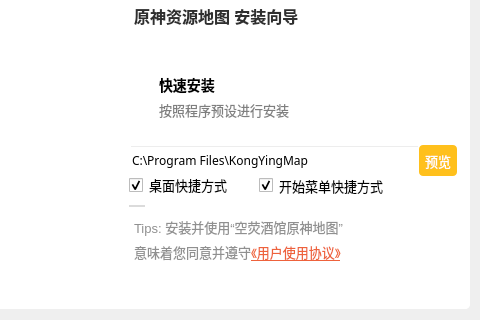
First picture: the form in Form Files/tianli_widget.ui, repository Sallee1/KongYing_Installer, before the edit; both pictures show x 261 to 741 and y 105 to 425 of the 741 by 425 pixel window.
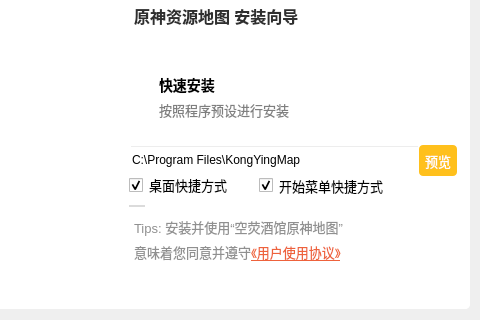
Second picture: the form after the edit. The open tabs and pages were chosen to show the change. Icons and pictures are not drawn.

Commit message: fix:路径栏字体异常

What changed in the file:
```diff
--- a/Form Files/tianli_widget.ui
+++ b/Form Files/tianli_widget.ui
@@ -552,18 +552,10 @@
            <height>30</height>
           </rect>
          </property>
-         <property name="font">
-          <font>
-           <family>sans-serif</family>
-           <pointsize>9</pointsize>
-           <bold>false</bold>
-          </font>
-         </property>
          <property name="styleSheet">
           <string notr="true">background-color: rgba(0, 0, 0, 0);
 border-bottom-color: rgb(242, 110, 75);
 border-bottom-color: rgba(0, 0, 0, 0);
-font-family: sans-serif
 </string>
          </property>
          <property name="text">
```
Left out of the diff: 2 changed lines with no effect on the pictures. The commit also changes 1 other file.
